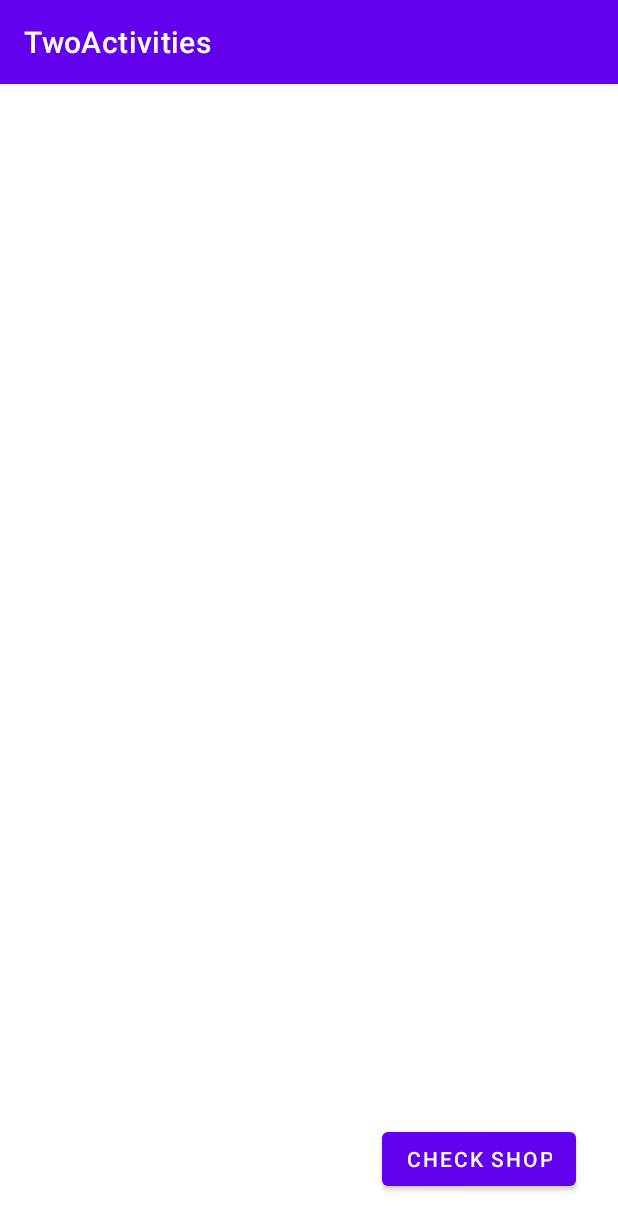
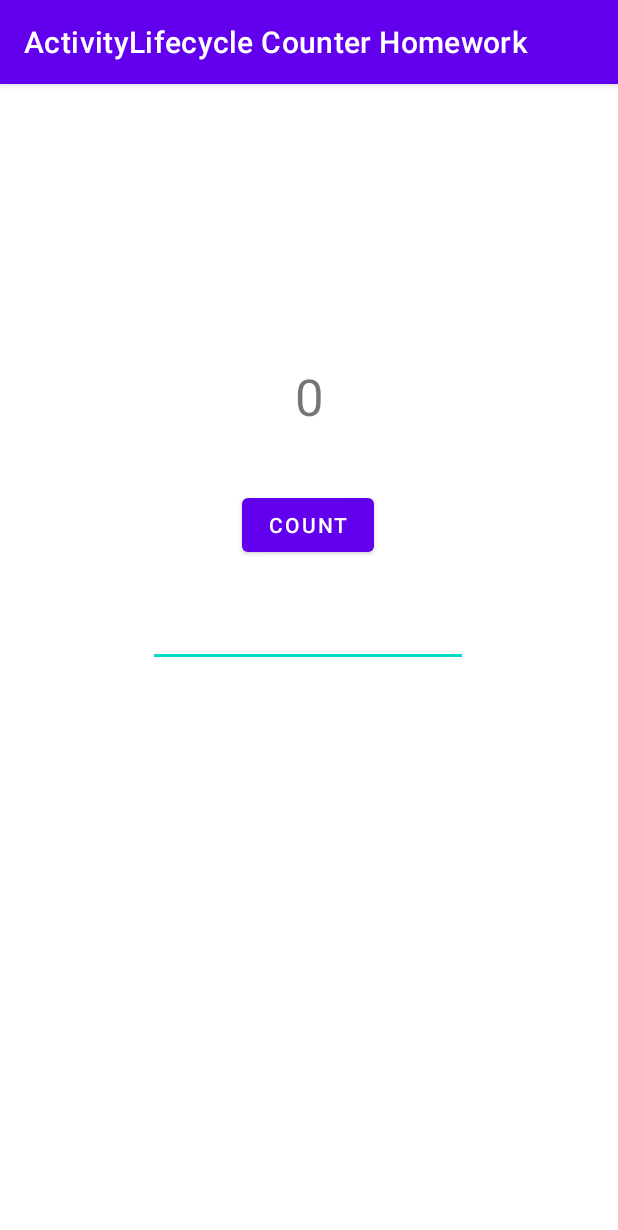
Before and after one commit to samiksharupakheti/twoactivitieslifecycle, an Android app: the screen it shows after launch (MainActivity), on a phone screen of 412 x 824 dp. Shown: the top 1230 px of the screen. Run offline under Robolectric (Android 15) with nearby library versions, the phone set to English and light mode, and no system bars.

Commit message:
adding the homework for the twoactivity lifecycle

```diff
--- a/app/src/main/res/layout/activity_main.xml
+++ b/app/src/main/res/layout/activity_main.xml
@@ -1,140 +1,52 @@
 <?xml version="1.0" encoding="utf-8"?>
-<androidx.constraintlayout.widget.ConstraintLayout xmlns:android="http://schemas.android.com/apk/res/android"
+<androidx.constraintlayout.widget.ConstraintLayout
+    xmlns:android="http://schemas.android.com/apk/res/android"
     xmlns:app="http://schemas.android.com/apk/res-auto"
+
     xmlns:tools="http://schemas.android.com/tools"
     android:layout_width="match_parent"
-    android:layout_height="match_parent"
-    tools:context=".MainActivity">
+    android:layout_height="match_parent">
+
+
+    <TextView
+        android:id="@+id/view_count"
+        android:layout_width="wrap_content"
+        android:layout_height="wrap_content"
+        android:gravity="center"
+        android:text="@string/ShowCount"
+        android:textSize="34sp"
+        app:layout_constraintBottom_toBottomOf="parent"
+        app:layout_constraintEnd_toEndOf="parent"
+        app:layout_constraintStart_toStartOf="parent"
+        app:layout_constraintTop_toTopOf="parent"
+        app:layout_constraintVertical_bias="0.256" />
 
     <Button
-        android:id="@+id/shopButton"
+        android:id="@+id/count"
         android:layout_width="wrap_content"
         android:layout_height="wrap_content"
-        android:layout_marginEnd="28dp"
-        android:layout_marginBottom="27dp"
-        android:text="Check Shop"
+        android:text="@string/count"
+        android:onClick="countUp"
         app:layout_constraintBottom_toBottomOf="parent"
         app:layout_constraintEnd_toEndOf="parent"
-        android:onClick="launchSecondActivity"/>
+        app:layout_constraintHorizontal_bias="0.498"
+        app:layout_constraintStart_toStartOf="parent"
+        app:layout_constraintTop_toBottomOf="@+id/view_count"
+        app:layout_constraintVertical_bias="0.08"
+        tools:ignore="UsingOnClickInXml" />
 
-    <TextView
-        android:id="@+id/textView"
+    <EditText
+        android:id="@+id/EditText"
         android:layout_width="wrap_content"
         android:layout_height="wrap_content"
-        android:layout_marginStart="88dp"
-        android:layout_marginTop="15dp"
-        android:text=""
-        android:textSize="18sp"
-        android:visibility="visible"
+        android:ems="10"
+        android:inputType="textPersonName"
+        android:saveEnabled="false"
+        android:autofillHints="Enter Your name"
+        app:layout_constraintBottom_toBottomOf="parent"
+        app:layout_constraintEnd_toEndOf="parent"
+        app:layout_constraintHorizontal_bias="0.497"
         app:layout_constraintStart_toStartOf="parent"
-        app:layout_constraintTop_toTopOf="parent" />
-
-    <TextView
-        android:id="@+id/textView2"
-        android:layout_width="wrap_content"
-        android:layout_height="wrap_content"
-        android:layout_marginStart="87dp"
-        android:layout_marginTop="8dp"
-        android:text=""
-        android:textSize="18sp"
-        android:visibility="visible"
-        app:layout_constraintStart_toStartOf="parent"
-        app:layout_constraintTop_toBottomOf="@+id/textView" />
-
-    <TextView
-        android:id="@+id/textView3"
-        android:layout_width="wrap_content"
-        android:layout_height="wrap_content"
-        android:layout_marginStart="87dp"
-        android:layout_marginTop="8dp"
-        android:text=""
-        android:textSize="18sp"
-        android:visibility="visible"
-        app:layout_constraintStart_toStartOf="parent"
-        app:layout_constraintTop_toBottomOf="@+id/textView2" />
-
-    <TextView
-        android:id="@+id/textView4"
-        android:layout_width="wrap_content"
-        android:layout_height="wrap_content"
-        android:layout_marginStart="87dp"
-        android:layout_marginTop="8dp"
-        android:text=""
-        android:textSize="18sp"
-        android:visibility="visible"
-        app:layout_constraintStart_toStartOf="parent"
-        app:layout_constraintTop_toBottomOf="@+id/textView3" />
-
-    <TextView
-        android:id="@+id/textView5"
-        android:layout_width="wrap_content"
-        android:layout_height="wrap_content"
-        android:layout_marginStart="88dp"
-        android:layout_marginTop="8dp"
-        android:text=""
-        android:textSize="18sp"
-        android:visibility="visible"
-        app:layout_constraintStart_toStartOf="parent"
-        app:layout_constraintTop_toBottomOf="@+id/textView4" />
-
-    <TextView
-        android:id="@+id/textView6"
-        android:layout_width="wrap_content"
-        android:layout_height="wrap_content"
-        android:layout_marginStart="87dp"
-        android:layout_marginTop="8dp"
-        android:text=""
-        android:textSize="18sp"
-        android:visibility="visible"
-        app:layout_constraintStart_toStartOf="parent"
-        app:layout_constraintTop_toBottomOf="@+id/textView5" />
-
-    <TextView
-        android:id="@+id/textView7"
-        android:layout_width="wrap_content"
-        android:layout_height="wrap_content"
-        android:layout_marginStart="88dp"
-        android:layout_marginTop="8dp"
-        android:text=""
-        android:textSize="18sp"
-        android:visibility="visible"
-        app:layout_constraintStart_toStartOf="parent"
-        app:layout_constraintTop_toBottomOf="@+id/textView6" />
-
-    <TextView
-        android:id="@+id/textView8"
-        android:layout_width="wrap_content"
-        android:layout_height="wrap_content"
-        android:layout_marginStart="87dp"
-        android:layout_marginTop="8dp"
-        android:text=""
-        android:textSize="18sp"
-        android:visibility="visible"
-        app:layout_constraintStart_toStartOf="parent"
-        app:layout_constraintTop_toBottomOf="@+id/textView7" />
-
-    <TextView
-        android:id="@+id/textView9"
-        android:layout_width="wrap_content"
-        android:layout_height="wrap_content"
-        android:layout_marginStart="88dp"
-        android:layout_marginTop="8dp"
-        android:text=""
-        android:textSize="18sp"
-        android:visibility="visible"
-        app:layout_constraintStart_toStartOf="parent"
-        app:layout_constraintTop_toBottomOf="@+id/textView8" />
-
-    <TextView
-        android:id="@+id/textView10"
-        android:layout_width="wrap_content"
-        android:layout_height="wrap_content"
-        android:layout_marginStart="87dp"
-        android:layout_marginTop="8dp"
-        android:text=""
-        android:textSize="18sp"
-        android:visibility="visible"
-        app:layout_constraintStart_toStartOf="parent"
-        app:layout_constraintTop_toBottomOf="@+id/textView9" />
-
+        app:layout_constraintTop_toBottomOf="@+id/count"
+        app:layout_constraintVertical_bias="0.063" />
 </androidx.constraintlayout.widget.ConstraintLayout>
```
Also changed, not shown: app/src/main/AndroidManifest.xml (+0 -9 lines), app/src/main/java/com/example/twoactivitieslifecycle/MainActivity.java (+21 -55 lines), app/src/main/java/com/example/twoactivitieslifecycle/SecondActivity.java (deleted, +0 -32 lines), app/src/main/java/com/example/twoactivitieslifecycle/ShopList.java (deleted, +0 -18 lines), app/src/main/res/layout/activity_second.xml (deleted, +0 -108 lines), app/src/main/res/values/strings.xml (+5 -30 lines).
